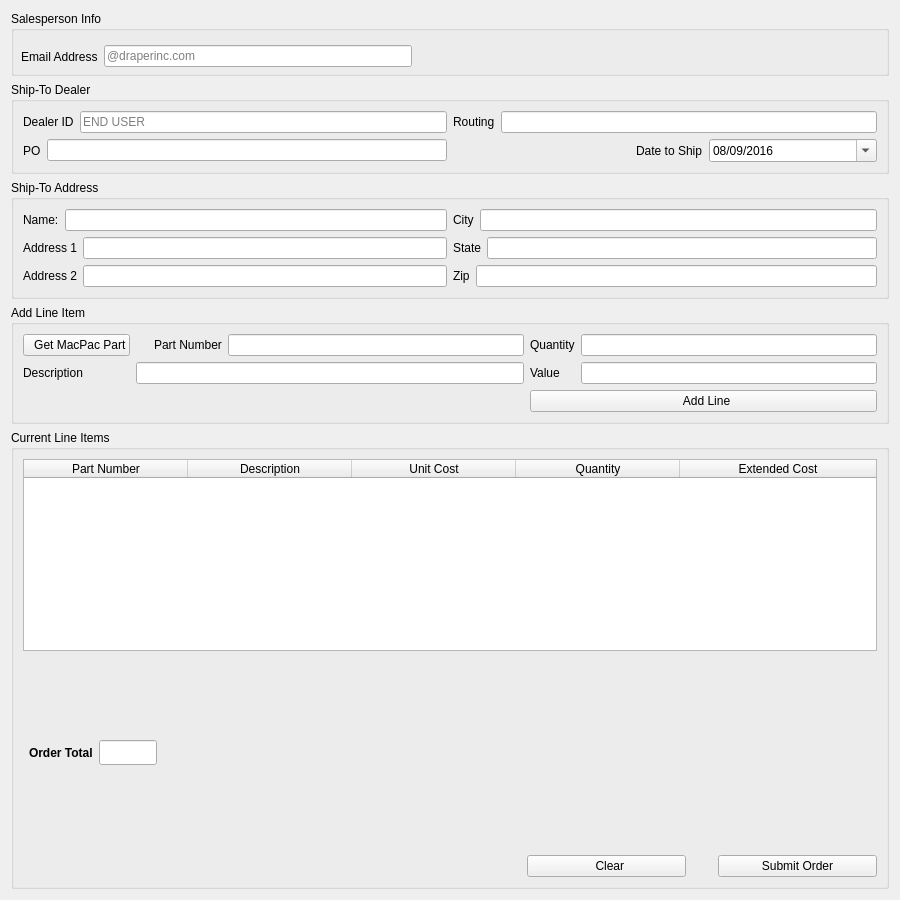
First picture: the form in View/setuptab.ui, repository topherMcDonald/SPO, before the edit.
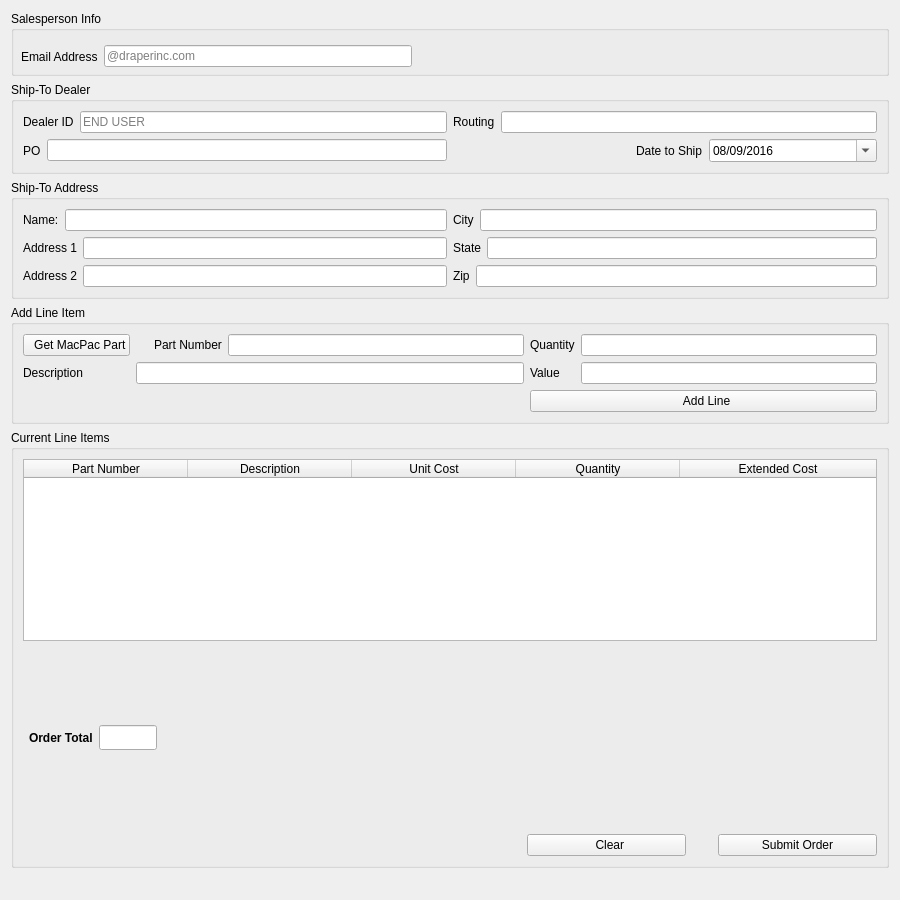
Second picture: the form after the edit. Icons and pictures are not drawn.

```diff
--- a/View/setuptab.ui
+++ b/View/setuptab.ui
@@ -16,6 +16,12 @@
     <verstretch>0</verstretch>
    </sizepolicy>
   </property>
+  <property name="font">
+   <font>
+    <weight>50</weight>
+    <bold>false</bold>
+   </font>
+  </property>
   <property name="windowTitle">
    <string>Form</string>
   </property>
@@ -263,6 +269,35 @@
         </property>
        </widget>
       </item>
+      <item row="1" column="4" colspan="2">
+       <spacer name="horizontalSpacer_3">
+        <property name="orientation">
+         <enum>Qt::Horizontal</enum>
+        </property>
+        <property name="sizeType">
+         <enum>QSizePolicy::Fixed</enum>
+        </property>
+        <property name="sizeHint" stdset="0">
+         <size>
+          <width>40</width>
+          <height>20</height>
+         </size>
+        </property>
+       </spacer>
+      </item>
+      <item row="1" column="3">
+       <spacer name="verticalSpacer_2">
+        <property name="orientation">
+         <enum>Qt::Vertical</enum>
+        </property>
+        <property name="sizeHint" stdset="0">
+         <size>
+          <width>20</width>
+          <height>40</height>
+         </size>
+        </property>
+       </spacer>
+      </item>
       <item row="2" column="6">
        <spacer name="horizontalSpacer_2">
         <property name="orientation">
@@ -297,6 +332,9 @@
         <property name="orientation">
          <enum>Qt::Horizontal</enum>
         </property>
+        <property name="sizeType">
+         <enum>QSizePolicy::Expanding</enum>
+        </property>
         <property name="sizeHint" stdset="0">
          <size>
           <width>40</width>
@@ -592,6 +630,29 @@
      </layout>
     </widget>
    </item>
+   <item row="5" column="0">
+    <widget class="QLabel" name="lblOrderSubmitTotal">
+     <property name="sizePolicy">
+      <sizepolicy hsizetype="Preferred" vsizetype="Preferred">
+       <horstretch>0</horstretch>
+       <verstretch>0</verstretch>
+      </sizepolicy>
+     </property>
+     <property name="font">
+      <font>
+       <family>Courier New</family>
+       <pointsize>10</pointsize>
+       <weight>75</weight>
+       <bold>true</bold>
+       <underline>false</underline>
+       <kerning>false</kerning>
+      </font>
+     </property>
+     <property name="text">
+      <string/>
+     </property>
+    </widget>
+   </item>
   </layout>
  </widget>
  <tabstops>
```
Left out of the diff: 116 changed lines with no effect on the pictures.
